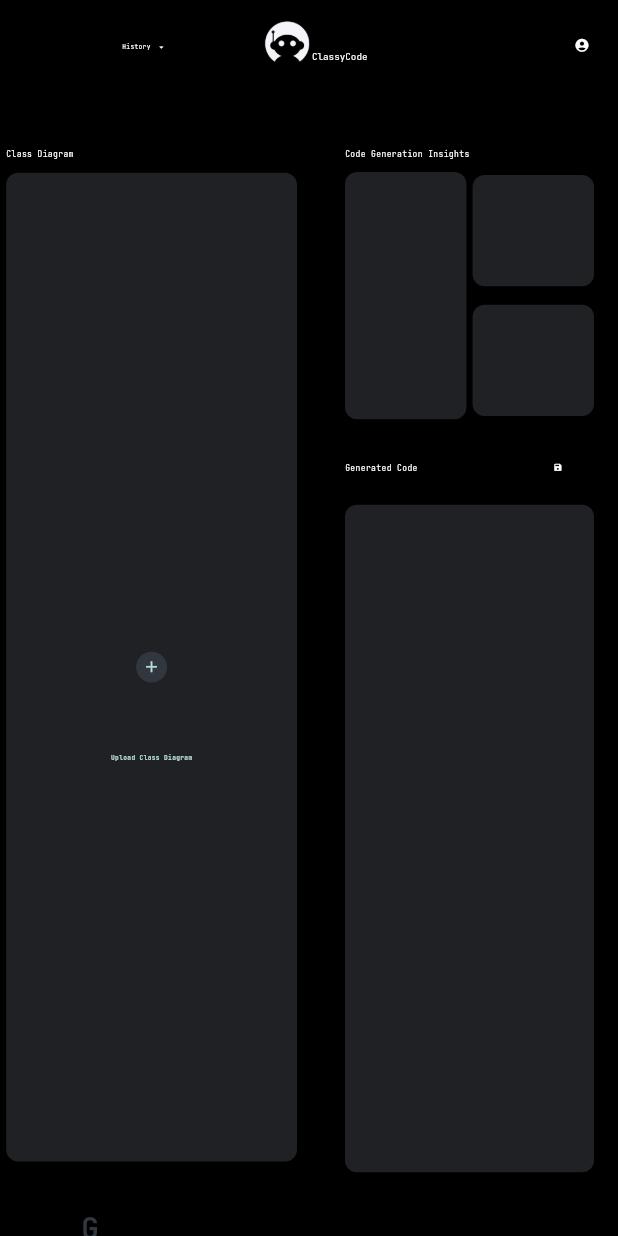
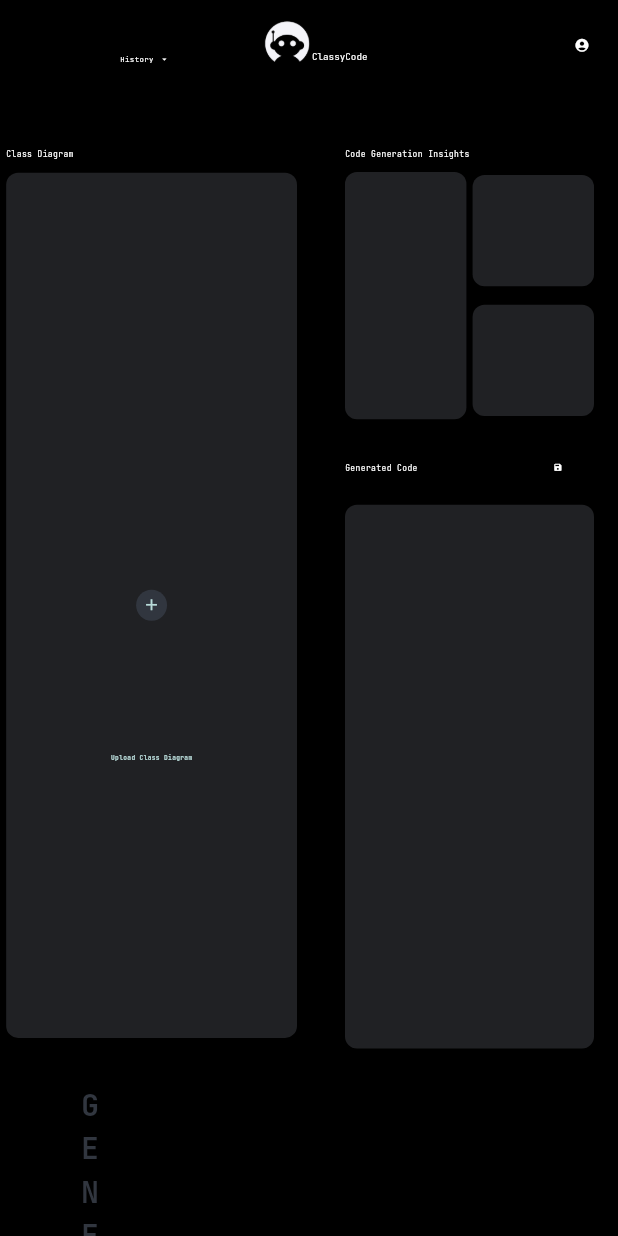
Before and after one commit to kb12233/classy_code, a Flutter app: the HomePage screen opened by its route, on a phone screen of 412 x 824 dp. Run offline on Flutter 3.47's test engine with Material 3 defaults, Android fonts, the phone set to English and light mode, and no system bars; our stand-ins replace cloud_firestore, file_picker, firebase_auth, firebase_core, flutter_dotenv, google_fonts and 1 more; missing offline and left inert: flutter_prism, markdown_viewer; accounts and stored records are empty.

Commit message:
another partial update

```diff
--- a/lib/views/components/generated_code_section.dart
+++ b/lib/views/components/generated_code_section.dart
@@ -171,7 +171,7 @@ class _GeneratedCodeSectionState extends State<GeneratedCodeSection> {
               : SingleChildScrollView(
                   child: SizedBox(
                     //height: 430,
-                    height: screenHeight(context) * 0.54,
+                    height: screenHeight(context) * 0.44,
                     width: screenWidth(context) * 0.9,
                     //width: 900,
                     child: Container(
--- a/lib/views/home_page.dart
+++ b/lib/views/home_page.dart
@@ -168,8 +168,9 @@ class _HomePageState extends State<HomePage> {
                   Align(
                     alignment: Alignment.centerLeft,
                     child: Padding(
-                      padding:
-                          EdgeInsets.only(top: screenHeight(context) * 0.025),
+                      padding: EdgeInsets.only(
+                        top: screenHeight(context) * 0.035,
+                      ),
                       child: Row(
                         mainAxisSize: MainAxisSize.min,
                         children: [
@@ -185,7 +186,7 @@ class _HomePageState extends State<HomePage> {
                                     color: Colors.white,
                                     fontFamily:
                                         GoogleFonts.jetBrainsMono().fontFamily,
-                                    fontSize: screenWidth(context) * 0.01,
+                                    fontSize: screenWidth(context) * 0.012,
                                   ),
                                 ),
                                 Padding(
@@ -393,7 +394,7 @@ class _HomePageState extends State<HomePage> {
                         ),
                         child: SizedBox(
                           //height: 650,
-                          height: screenHeight(context) * 0.8,
+                          height: screenHeight(context) * 0.7,
                           width: screenWidth(context) * 0.9,
                           //width: 900,
                           child: Stack(
```
